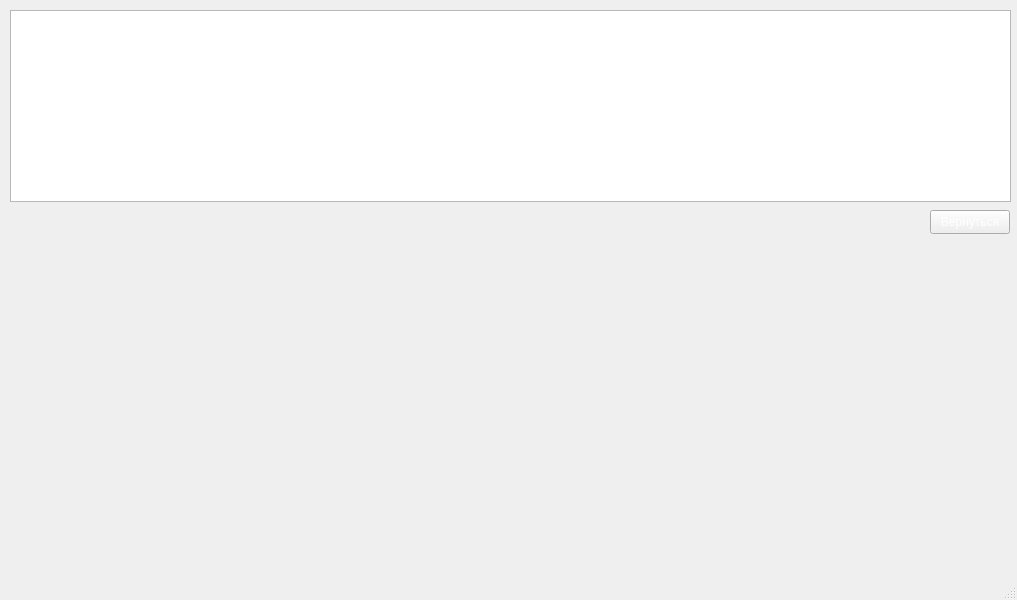
Before: the Qt Designer form viewwindow.ui in FrizDark/Carshop-exam, drawn with Qt 5.
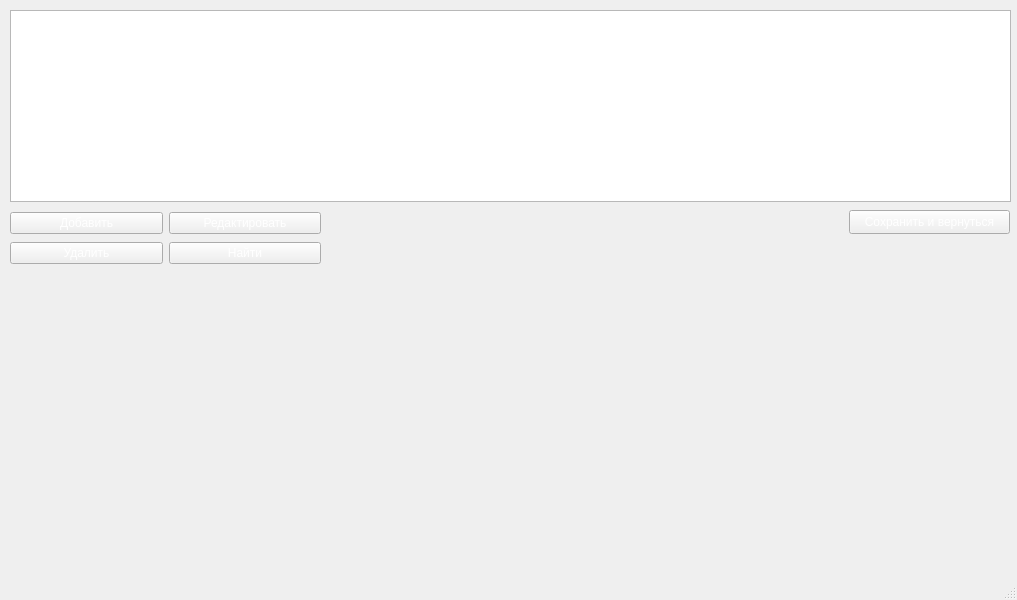
After: the same form once the commit is applied.

```diff
--- a/viewwindow.ui
+++ b/viewwindow.ui
@@ -33,16 +33,64 @@
    <widget class="QPushButton" name="exitBtn">
     <property name="geometry">
      <rect>
-      <x>930</x>
+      <x>849</x>
       <y>210</y>
-      <width>80</width>
+      <width>161</width>
       <height>24</height>
      </rect>
     </property>
     <property name="text">
-     <string>Вернуться</string>
+     <string>Сохранить и вернуться</string>
     </property>
    </widget>
+   <widget class="QWidget" name="">
+    <property name="geometry">
+     <rect>
+      <x>10</x>
+      <y>210</y>
+      <width>311</width>
+      <height>58</height>
+     </rect>
+    </property>
+    <layout class="QHBoxLayout" name="horizontalLayout">
+     <item>
+      <layout class="QVBoxLayout" name="verticalLayout">
+       <item>
+        <widget class="QPushButton" name="addBtn">
+         <property name="text">
+          <string>Добавить</string>
+         </property>
+        </widget>
+       </item>
+       <item>
+        <widget class="QPushButton" name="delBtn">
+         <property name="text">
+          <string>Удалить</string>
+         </property>
+        </widget>
+       </item>
+      </layout>
+     </item>
+     <item>
+      <layout class="QVBoxLayout" name="verticalLayout_2">
+       <item>
+        <widget class="QPushButton" name="editBtn">
+         <property name="text">
+          <string>Редактировать</string>
+         </property>
+        </widget>
+       </item>
+       <item>
+        <widget class="QPushButton" name="findBtn">
+         <property name="text">
+          <string>Найти</string>
+         </property>
+        </widget>
+       </item>
+      </layout>
+     </item>
+    </layout>
+   </widget>
   </widget>
   <widget class="QMenuBar" name="menubar">
    <property name="geometry">
```
Left out of the diff: 12 changed lines with no effect on the pictures.
